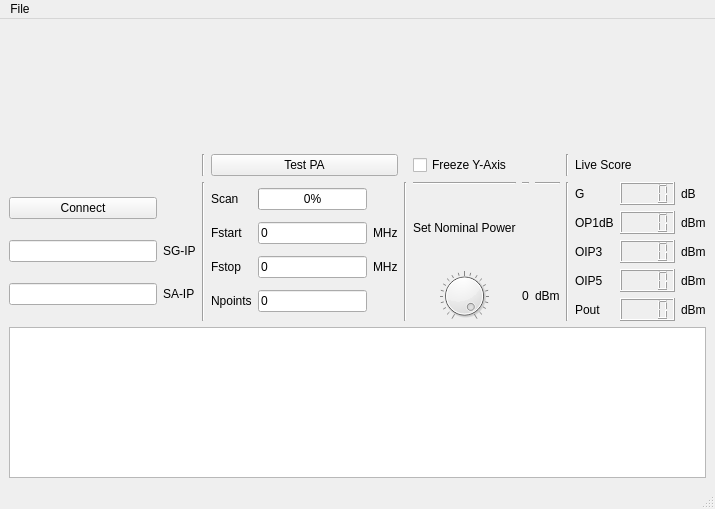
The window that Exercises/workshop/black/pa_app.ui (nt11/python_rf_course_pub) describes before a commit, drawn with Qt 5.
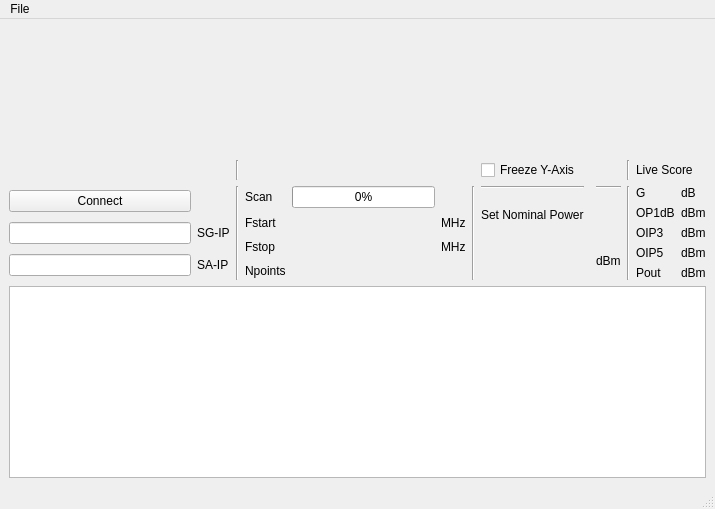
The same window after the commit.

Commit message: Fix Red and Black UI files - remove widgets students need to add

The edit to the form file:
```diff
--- a/Exercises/workshop/black/pa_app.ui
+++ b/Exercises/workshop/black/pa_app.ui
@@ -73,26 +73,11 @@
            </widget>
           </item>
           <item row="1" column="1">
-           <widget class="QLineEdit" name="lineEdit_3">
-            <property name="text">
-             <string>0</string>
-            </property>
-           </widget>
-          </item>
+           </item>
           <item row="2" column="1">
-           <widget class="QLineEdit" name="lineEdit_4">
-            <property name="text">
-             <string>0</string>
-            </property>
-           </widget>
-          </item>
+           </item>
           <item row="3" column="1">
-           <widget class="QLineEdit" name="lineEdit_5">
-            <property name="text">
-             <string>0</string>
-            </property>
-           </widget>
-          </item>
+           </item>
           <item row="0" column="0">
            <widget class="QLabel" name="label_8">
             <property name="text">
@@ -144,15 +129,7 @@
          </layout>
         </item>
         <item row="0" column="3">
-         <widget class="QPushButton" name="pushButton_2">
-          <property name="text">
-           <string>Test PA</string>
-          </property>
-          <property name="checkable">
-           <bool>true</bool>
-          </property>
-         </widget>
-        </item>
+         </item>
         <item row="1" column="7">
          <layout class="QGridLayout" name="gridLayout_6">
           <item row="2" column="0">
@@ -191,33 +168,13 @@
            </widget>
           </item>
           <item row="2" column="1">
-           <widget class="QLCDNumber" name="lcdNumber_3">
-            <property name="digitCount">
-             <number>4</number>
-            </property>
-           </widget>
-          </item>
+           </item>
           <item row="3" column="1">
-           <widget class="QLCDNumber" name="lcdNumber_4">
-            <property name="digitCount">
-             <number>4</number>
-            </property>
-           </widget>
-          </item>
+           </item>
           <item row="0" column="1">
-           <widget class="QLCDNumber" name="lcdNumber">
-            <property name="digitCount">
-             <number>4</number>
-            </property>
-           </widget>
-          </item>
+           </item>
           <item row="1" column="1">
-           <widget class="QLCDNumber" name="lcdNumber_2">
-            <property name="digitCount">
-             <number>4</number>
-            </property>
-           </widget>
-          </item>
+           </item>
           <item row="3" column="2">
            <widget class="QLabel" name="label_16">
             <property name="text">
@@ -240,12 +197,7 @@
            </widget>
           </item>
           <item row="4" column="1">
-           <widget class="QLCDNumber" name="lcdNumber_5">
-            <property name="digitCount">
-             <number>4</number>
-            </property>
-           </widget>
-          </item>
+           </item>
           <item row="4" column="2">
            <widget class="QLabel" name="label_21">
             <property name="text">
@@ -307,34 +259,9 @@
            </widget>
           </item>
           <item row="3" column="2">
-           <widget class="QLabel" name="label_18">
-            <property name="text">
-             <string>0</string>
-            </property>
-           </widget>
-          </item>
+           </item>
           <item row="3" column="1">
-           <widget class="QDial" name="dial">
-            <property name="maximumSize">
-             <size>
-              <width>16777215</width>
-              <height>50</height>
-             </size>
-            </property>
-            <property name="minimum">
-             <number>-20</number>
-            </property>
-            <property name="maximum">
-             <number>0</number>
-            </property>
-            <property name="notchTarget">
-             <double>1.000000000000000</double>
-            </property>
-            <property name="notchesVisible">
-             <bool>true</bool>
-            </property>
-           </widget>
-          </item>
+           </item>
           <item row="3" column="3">
            <widget class="QLabel" name="label_20">
             <property name="text">
```
Left out of the diff: 39 changed lines with no effect on the pictures. The commit also changes 3 other files.
